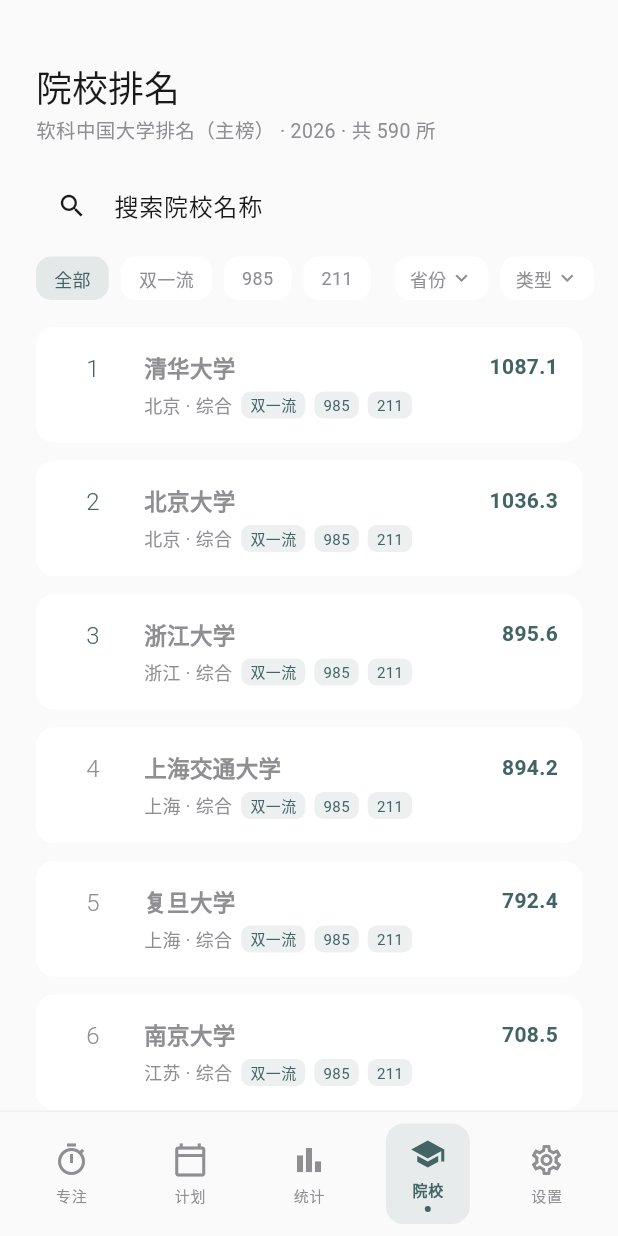
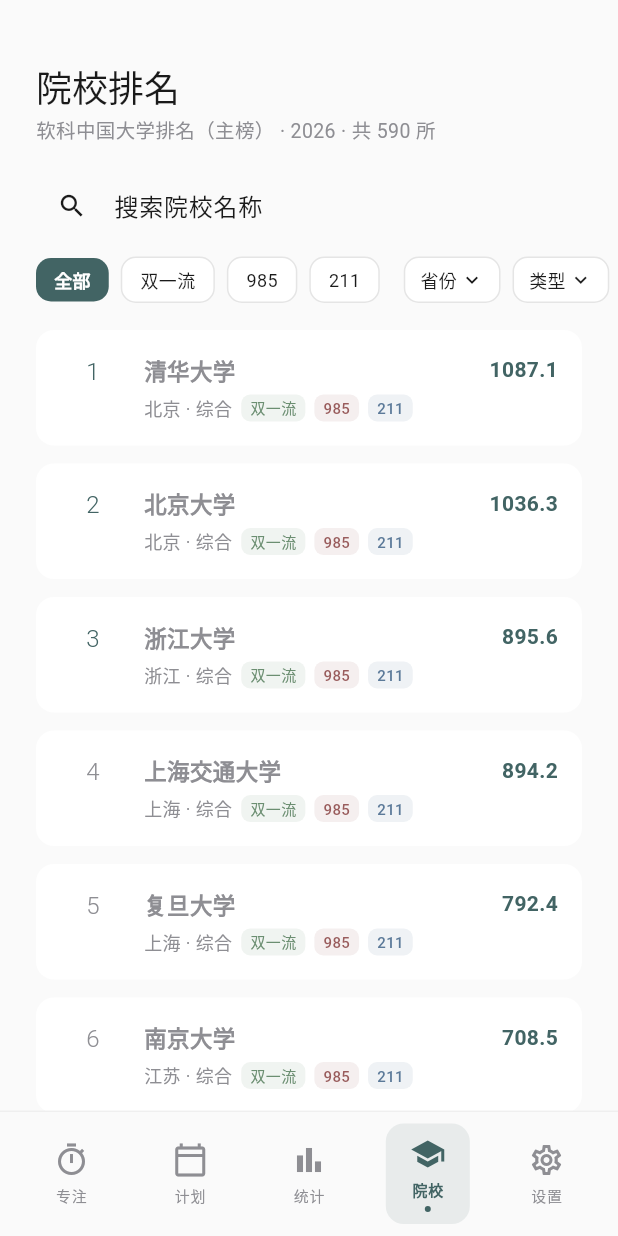
Before and after one commit to yexinsky/qingzhou-focus-timer, a Flutter app: the CollegeView screen opened by its route, on a phone screen of 412 x 824 dp. Run offline on Flutter 3.47's test engine with Material 3 defaults, Android fonts, the phone set to English and light mode, and no system bars; our stand-ins replace file_picker, fl_chart, flutter_local_notifications, flutter_riverpod, flutter_timezone, go_router and 9 more; accounts and stored records are empty.

Commit message:
style: color-code college tier tags and sharpen filter chip states

```diff
--- a/lib/views/college/widgets/college_filter_bar.dart
+++ b/lib/views/college/widgets/college_filter_bar.dart
@@ -3,6 +3,7 @@
 import '../../../core/theme/app_colors.dart';
 import '../../../core/widgets/adaptive_bottom_sheet.dart';
 import '../../../providers/university_provider.dart';
+import 'college_tag_colors.dart';
 
 /// 排名筛选栏：搜索框 + 标签胶囊（全部/双一流/985/211）+ 省份、类型选择按钮。
 class CollegeFilterBar extends StatelessWidget {
@@ -93,7 +94,17 @@
   }
 
   Widget _tagChip(BuildContext context, String? value, String label) {
+    final dark = Theme.of(context).brightness == Brightness.dark;
     final selected = filter.tag == value;
+    // 选中态用实色填充+反白文字，未选中态描边+正文色，避免看起来像禁用
+    final fillColor = selected
+        ? value == null
+              ? (dark ? AppColors.primaryDark : AppColors.primaryLight)
+              : collegeTagColor(value, dark: dark)
+        : null;
+    final textColor = selected
+        ? (dark ? AppColors.surfaceDark : Colors.white)
+        : (dark ? AppColors.textPrimaryDark : AppColors.textPrimary);
     return Padding(
       padding: const EdgeInsets.only(right: 8),
       child: GestureDetector(
@@ -103,19 +114,23 @@
           padding: const EdgeInsets.symmetric(horizontal: 12, vertical: 6),
           decoration: BoxDecoration(
             color: selected
-                ? Theme.of(context).colorScheme.primary.withValues(alpha: 0.12)
-                : Theme.of(context).brightness == Brightness.dark
-                ? AppColors.cardDark
-                : AppColors.cardLight,
+                ? fillColor
+                : (dark ? AppColors.cardDark : AppColors.cardLight),
             borderRadius: BorderRadius.circular(10),
+            border: selected
+                ? null
+                : Border.all(
+                    color: dark
+                        ? AppColors.dividerDark
+                        : AppColors.dividerLight,
+                  ),
           ),
           child: Text(
             label,
             style: TextStyle(
               fontSize: 12,
-              color: selected
-                  ? Theme.of(context).colorScheme.primary
-                  : AppColors.textSecondary,
+              fontWeight: selected ? FontWeight.w600 : FontWeight.w400,
+              color: textColor,
             ),
           ),
         ),
@@ -131,36 +146,33 @@
   }) {
     final dark = Theme.of(context).brightness == Brightness.dark;
     final active = value != null;
+    final textColor = active
+        ? (dark ? AppColors.surfaceDark : Colors.white)
+        : (dark ? AppColors.textPrimaryDark : AppColors.textPrimary);
     return GestureDetector(
       onTap: onTap,
       child: Container(
         padding: const EdgeInsets.symmetric(horizontal: 10, vertical: 6),
         decoration: BoxDecoration(
-          color: dark ? AppColors.cardDark : AppColors.cardLight,
+          color: active
+              ? (dark ? AppColors.primaryDark : AppColors.primaryLight)
+              : (dark ? AppColors.cardDark : AppColors.cardLight),
           borderRadius: BorderRadius.circular(10),
+          border: active
+              ? null
+              : Border.all(
+                  color: dark ? AppColors.dividerDark : AppColors.dividerLight,
+                ),
         ),
         child: Row(
           mainAxisSize: MainAxisSize.min,
           children: [
             Text(
               value ?? label,
-              style: TextStyle(
-                fontSize: 12,
-                color: active
-                    ? Theme.of(context).colorScheme.primary
-                    : dark
-                    ? AppColors.textSecondaryDark
-                    : AppColors.textSecondary,
-              ),
+              style: TextStyle(fontSize: 12, color: textColor),
             ),
             const SizedBox(width: 2),
-            Icon(
-              Icons.keyboard_arrow_down,
-              size: 16,
-              color: active
-                  ? Theme.of(context).colorScheme.primary
-                  : AppColors.textSecondary,
-            ),
+            Icon(Icons.keyboard_arrow_down, size: 16, color: textColor),
           ],
         ),
       ),
--- /dev/null
+++ b/lib/views/college/widgets/college_tag_colors.dart
@@ -0,0 +1,14 @@
+import 'package:flutter/material.dart';
+
+/// 院校层次标签（双一流/985/211）的专属配色，取自项目莫兰迪扩展色板：
+/// 双一流=灰绿、985=砖红、211=青蓝，同色系明暗有别，便于一眼区分院校层次。
+Color collegeTagColor(String tag, {required bool dark}) {
+  final Color base = switch (tag) {
+    '双一流' => const Color(0xFF6B8E71),
+    '985' => const Color(0xFF995C5C),
+    '211' => const Color(0xFF5C7A99),
+    _ => const Color(0xFF7A7A7A),
+  };
+  // 深色模式下底色很暗，向白色提亮以保持徽章文字对比度
+  return dark ? Color.lerp(base, Colors.white, 0.25)! : base;
+}
--- a/lib/views/college/widgets/university_card.dart
+++ b/lib/views/college/widgets/university_card.dart
@@ -2,6 +2,7 @@
 
 import '../../../core/theme/app_colors.dart';
 import '../../../data/models/university.dart';
+import 'college_tag_colors.dart';
 
 class UniversityCard extends StatelessWidget {
   const UniversityCard({super.key, required this.university});
@@ -93,7 +94,7 @@
                               : AppColors.textSecondary,
                         ),
                       ),
-                    for (final tag in university.tags) _tagBadge(tag, accent),
+                    for (final tag in university.tags) _tagBadge(tag, dark),
                   ],
                 ),
               ],
@@ -104,14 +105,22 @@
     );
   }
 
-  Widget _tagBadge(String tag, Color accent) {
+  Widget _tagBadge(String tag, bool dark) {
+    final color = collegeTagColor(tag, dark: dark);
     return Container(
       padding: const EdgeInsets.symmetric(horizontal: 6, vertical: 2),
       decoration: BoxDecoration(
-        color: accent.withValues(alpha: 0.1),
+        color: color.withValues(alpha: dark ? 0.16 : 0.1),
         borderRadius: BorderRadius.circular(6),
       ),
-      child: Text(tag, style: TextStyle(fontSize: 10, color: accent)),
+      child: Text(
+        tag,
+        style: TextStyle(
+          fontSize: 10,
+          fontWeight: FontWeight.w500,
+          color: color,
+        ),
+      ),
     );
   }
 }
```
